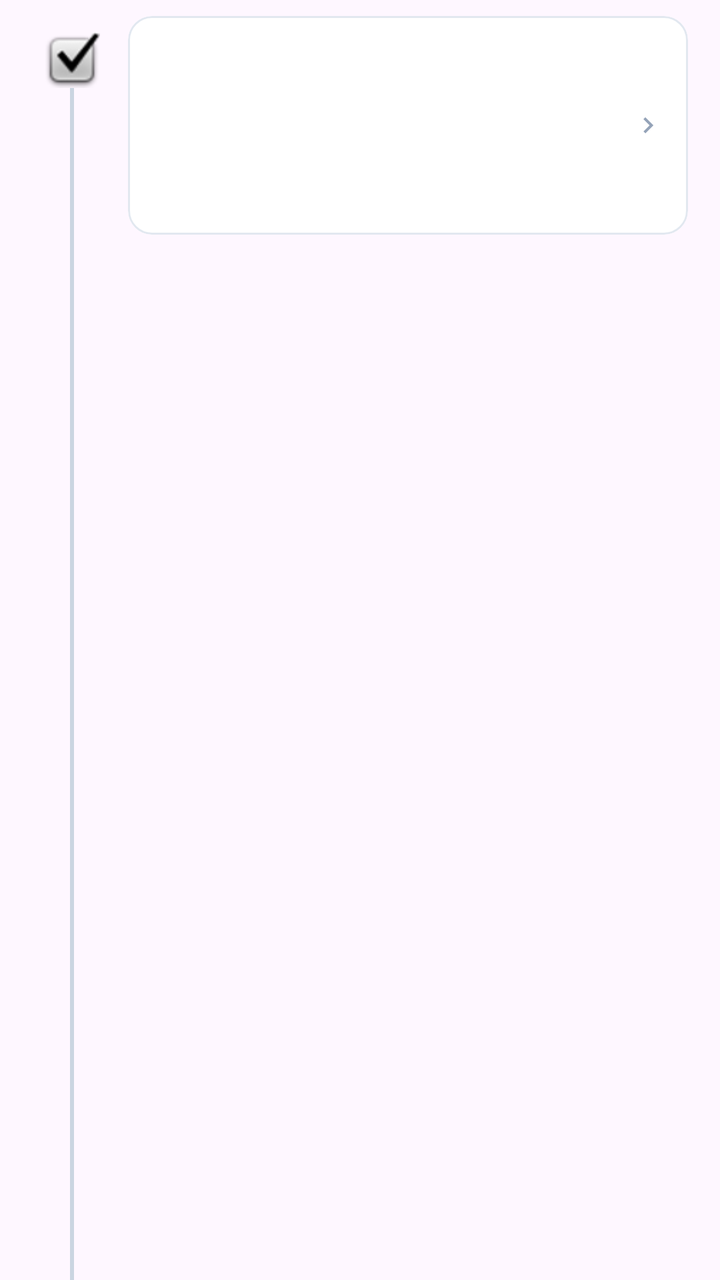
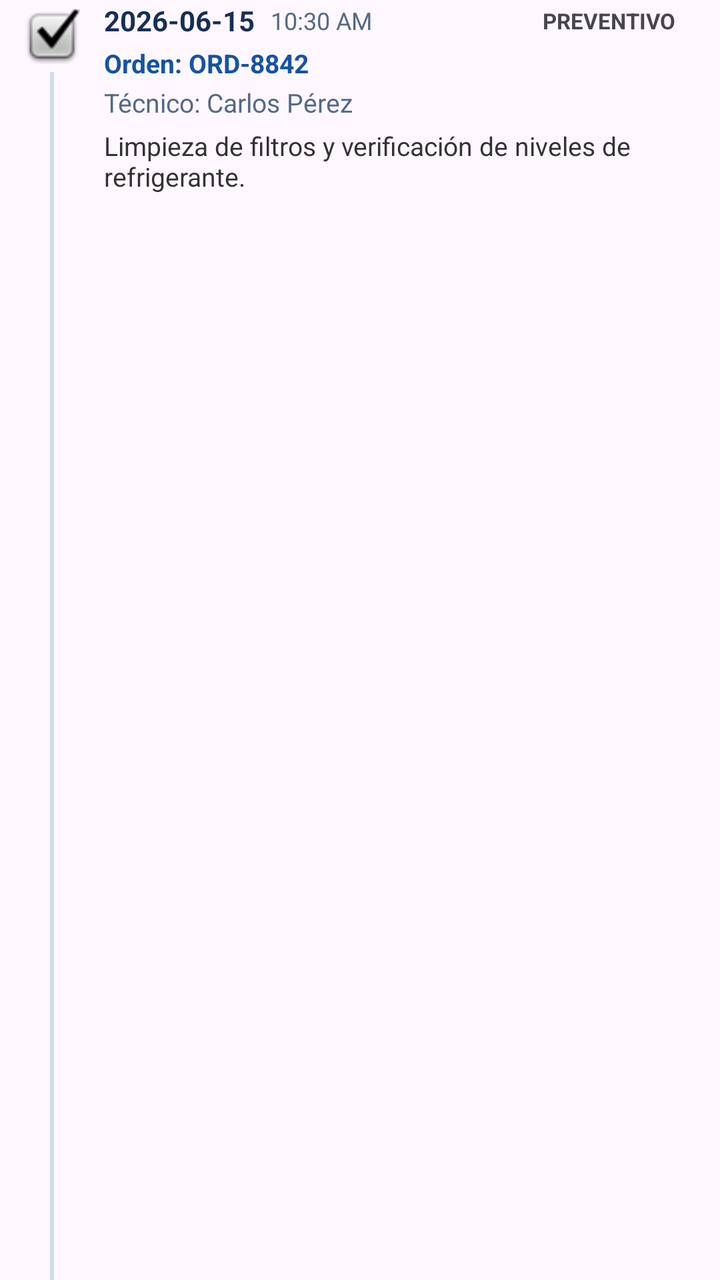

Before-and-after screenshots of an Android layout around one commit, followed by the original layout XML and the change that was made.
<!-- AndroidManifest.xml: application theme Theme.ClimaTrack -->
<!-- res/layout/item_mantenimiento.xml -->
<?xml version="1.0" encoding="utf-8"?>
<LinearLayout xmlns:android="http://schemas.android.com/apk/res/android"
    xmlns:app="http://schemas.android.com/apk/res-auto"
    android:layout_width="match_parent"
    android:layout_height="wrap_content"
    android:orientation="horizontal"
    android:paddingStart="16dp"
    android:paddingEnd="16dp">

    
    <LinearLayout
        android:layout_width="40dp"
        android:layout_height="match_parent"
        android:gravity="center_horizontal"
        android:orientation="vertical">

        <ImageView
            android:id="@+id/ivIconoTipo"
            android:layout_width="28dp"
            android:layout_height="28dp"
            android:layout_marginTop="16dp"
            android:src="@android:drawable/checkbox_on_background" />

        <View
            android:id="@+id/viewLine"
            android:layout_width="2dp"
            android:layout_height="match_parent"
            android:background="#CBD5E1" />
    </LinearLayout>

    
    <com.google.android.material.card.MaterialCardView
        android:layout_width="0dp"
        android:layout_height="wrap_content"
        android:layout_weight="1"
        android:layout_marginStart="8dp"
        android:layout_marginTop="8dp"
        android:layout_marginBottom="8dp"
        app:cardBackgroundColor="@color/white"
        app:cardCornerRadius="12dp"
        app:cardElevation="0dp"
        app:strokeColor="#E2E8F0"
        app:strokeWidth="1dp">

        <RelativeLayout
            android:layout_width="match_parent"
            android:layout_height="wrap_content"
            android:padding="12dp">

            <TextView
                android:id="@+id/tvFecha"
                android:layout_width="wrap_content"
                android:layout_height="wrap_content"
                android:textColor="#1E293B"
                android:textSize="14sp"
                android:textStyle="bold" />

            <TextView
                android:id="@+id/tvHora"
                android:layout_width="wrap_content"
                android:layout_height="wrap_content"
                android:layout_alignParentEnd="true"
                android:textColor="#64748B"
                android:textSize="12sp" />

            <TextView
                android:id="@+id/tvOrden"
                android:layout_width="wrap_content"
                android:layout_height="wrap_content"
                android:layout_below="@id/tvFecha"
                android:layout_marginTop="6dp"
                android:textColor="#1E293B"
                android:textSize="13sp"
                android:textStyle="bold" />

            <TextView
                android:id="@+id/tvTipoBadge"
                android:layout_width="wrap_content"
                android:layout_height="wrap_content"
                android:layout_below="@id/tvFecha"
                android:layout_alignParentEnd="true"
                android:layout_marginTop="4dp"
                android:paddingHorizontal="8dp"
                android:paddingVertical="2dp"
                android:textSize="10sp"
                android:textStyle="bold" />

            <TextView
                android:id="@+id/tvTecnico"
                android:layout_width="wrap_content"
                android:layout_height="wrap_content"
                android:layout_below="@id/tvOrden"
                android:layout_marginTop="4dp"
                android:textColor="#64748B"
                android:textSize="12sp" />

            <TextView
                android:id="@+id/tvDescripcion"
                android:layout_width="wrap_content"
                android:layout_height="wrap_content"
                android:layout_below="@id/tvTecnico"
                android:layout_marginTop="6dp"
                android:textColor="#475569"
                android:textSize="12sp" />

            <ImageView
                android:layout_width="16dp"
                android:layout_height="16dp"
                android:layout_alignParentEnd="true"
                android:layout_centerVertical="true"
                android:src="@drawable/ic_chevron_right"
                app:tint="#94A3B8" />
        </RelativeLayout>
    </com.google.android.material.card.MaterialCardView>
</LinearLayout>
<!-- resources referenced by this layout -->
<resources>
  <color name="white">#FFFFFFFF</color>
  <!-- drawable ic_chevron_right (drawable) -->
  <vector xmlns:android="http://schemas.android.com/apk/res/android"
      android:width="24dp"
      android:height="24dp"
      android:viewportWidth="24"
      android:viewportHeight="24"
      android:tint="?attr/colorControlNormal">
      <path
          android:fillColor="#FF000000"
          android:pathData="M8.59,16.59 L13.17,12 L8.59,7.41 L10,6 L16,12 L10,18 Z" />
  </vector>
  <style name="Theme.ClimaTrack" parent="Base.Theme.ClimaTrack" />
  <style name="Base.Theme.ClimaTrack" parent="Theme.Material3.DayNight.NoActionBar">
          
          <item name="colorPrimary">@color/primary</item>
          <item name="colorOnPrimary">@color/on_primary</item>
          <item name="colorPrimaryContainer">@color/primary_container</item>
          <item name="colorOnPrimaryContainer">@color/on_primary_container</item>
  
          <item name="colorSecondary">@color/secondary</item>
          <item name="colorOnSecondary">@color/on_secondary</item>
          <item name="colorSecondaryContainer">@color/secondary_container</item>
          <item name="colorOnSecondaryContainer">@color/on_secondary_container</item>
  
          <item name="android:navigationBarColor">@android:color/transparent</item>
          <item name="android:statusBarColor">@android:color/transparent</item>
          <item name="android:windowLightStatusBar">true</item>
  
          
          <item name="bottomNavigationStyle">@style/Widget.App.BottomNavigationView</item>
  
          
          <item name="shapeAppearanceSmallComponent">@style/ShapeAppearance.ClimaTrack.Small</item>
          <item name="shapeAppearanceMediumComponent">@style/ShapeAppearance.ClimaTrack.Medium</item>
          <item name="shapeAppearanceLargeComponent">@style/ShapeAppearance.ClimaTrack.Large</item>
      </style>
  <color name="primary">#0047BA</color>
  <color name="on_primary">#FFFFFF</color>
  <color name="primary_container">#D7E2FF</color>
  <color name="on_primary_container">#001B3F</color>
  <color name="secondary">#F8931F</color>
  <color name="on_secondary">#FFFFFF</color>
  <color name="secondary_container">#FFDDBA</color>
  <color name="on_secondary_container">#2B1700</color>
  <style name="Widget.App.BottomNavigationView" parent="Widget.Material3.BottomNavigationView">
          <item name="indicatorColor">#33FFFFFF</item>
          <item name="itemIconTint">@color/bottom_nav_colors_white</item>
          <item name="itemTextColor">@color/bottom_nav_colors_white</item>
          <item name="backgroundTint">#0D47A1</item>
      </style>
  <style name="ShapeAppearance.ClimaTrack.Small" parent="ShapeAppearance.Material3.SmallComponent">
          <item name="cornerSize">8dp</item>
      </style>
  <style name="ShapeAppearance.ClimaTrack.Medium" parent="ShapeAppearance.Material3.MediumComponent">
          <item name="cornerSize">16dp</item>
      </style>
  <style name="ShapeAppearance.ClimaTrack.Large" parent="ShapeAppearance.Material3.LargeComponent">
          <item name="cornerSize">28dp</item>
      </style>
</resources>

<!-- the commit's change to res/layout/item_mantenimiento.xml (unified diff, before → after) -->
@@ -4,12 +4,12 @@
     android:layout_width="match_parent"
     android:layout_height="wrap_content"
     android:orientation="horizontal"
-    android:paddingStart="16dp"
-    android:paddingEnd="16dp">
+    android:paddingStart="12dp"
+    android:paddingEnd="12dp">
 
     
     <LinearLayout
-        android:layout_width="40dp"
+        android:layout_width="wrap_content"
         android:layout_height="match_parent"
         android:gravity="center_horizontal"
         android:orientation="vertical">
@@ -18,40 +18,42 @@
             android:id="@+id/ivIconoTipo"
             android:layout_width="28dp"
             android:layout_height="28dp"
-            android:layout_marginTop="16dp"
+            android:layout_marginTop="4dp"
+            android:contentDescription="Tipo de Servicio"
             android:src="@android:drawable/checkbox_on_background" />
 
+        
         <View
             android:id="@+id/viewLine"
             android:layout_width="2dp"
             android:layout_height="match_parent"
-            android:background="#CBD5E1" />
+            android:layout_marginTop="4dp"
+            android:background="#D0DCEB" />
+
     </LinearLayout>
 
     
-    <com.google.android.material.card.MaterialCardView
+    <LinearLayout
         android:layout_width="0dp"
         android:layout_height="wrap_content"
+        android:layout_marginStart="12dp"
         android:layout_weight="1"
-        android:layout_marginStart="8dp"
-        android:layout_marginTop="8dp"
-        android:layout_marginBottom="8dp"
-        app:cardBackgroundColor="@color/white"
-        app:cardCornerRadius="12dp"
-        app:cardElevation="0dp"
-        app:strokeColor="#E2E8F0"
-        app:strokeWidth="1dp">
+        android:orientation="vertical"
+        android:paddingBottom="16dp">
 
-        <RelativeLayout
+        
+        <LinearLayout
             android:layout_width="match_parent"
             android:layout_height="wrap_content"
-            android:padding="12dp">
+            android:gravity="center_vertical"
+            android:orientation="horizontal">
 
             <TextView
                 android:id="@+id/tvFecha"
                 android:layout_width="wrap_content"
                 android:layout_height="wrap_content"
-                android:textColor="#1E293B"
+                android:text="2026-06-15"
+                android:textColor="#172F55"
                 android:textSize="14sp"
                 android:textStyle="bold" />
 
@@ -59,57 +61,59 @@
                 android:id="@+id/tvHora"
                 android:layout_width="wrap_content"
                 android:layout_height="wrap_content"
-                android:layout_alignParentEnd="true"
-                android:textColor="#64748B"
+                android:layout_marginStart="8dp"
+                android:text="10:30 AM"
+                android:textColor="#536A88"
                 android:textSize="12sp" />
 
-            <TextView
-                android:id="@+id/tvOrden"
-                android:layout_width="wrap_content"
-                android:layout_height="wrap_content"
-                android:layout_below="@id/tvFecha"
-                android:layout_marginTop="6dp"
-                android:textColor="#1E293B"
-                android:textSize="13sp"
-                android:textStyle="bold" />
+            <View
+                android:layout_width="0dp"
+                android:layout_height="0dp"
+                android:layout_weight="1" />
 
             <TextView
                 android:id="@+id/tvTipoBadge"
                 android:layout_width="wrap_content"
                 android:layout_height="wrap_content"
-                android:layout_below="@id/tvFecha"
-                android:layout_alignParentEnd="true"
-                android:layout_marginTop="4dp"
-                android:paddingHorizontal="8dp"
-                android:paddingVertical="2dp"
-                android:textSize="10sp"
+                android:paddingHorizontal="10dp"
+                android:paddingVertical="3dp"
+                android:text="PREVENTIVO"
+                android:textSize="11sp"
                 android:textStyle="bold" />
 
-            <TextView
-                android:id="@+id/tvTecnico"
-                android:layout_width="wrap_content"
-                android:layout_height="wrap_content"
-                android:layout_below="@id/tvOrden"
-                android:layout_marginTop="4dp"
-                android:textColor="#64748B"
-                android:textSize="12sp" />
+        </LinearLayout>
 
-            <TextView
-                android:id="@+id/tvDescripcion"
-                android:layout_width="wrap_content"
-                android:layout_height="wrap_content"
-                android:layout_below="@id/tvTecnico"
-                android:layout_marginTop="6dp"
-                android:textColor="#475569"
-                android:textSize="12sp" />
+        
+        <TextView
+            android:id="@+id/tvOrden"
+            android:layout_width="wrap_content"
+            android:layout_height="wrap_content"
+            android:layout_marginTop="2dp"
+            android:text="Orden: ORD-8842"
+            android:textColor="#1553A5"
+            android:textSize="13sp"
+            android:textStyle="bold" />
 
-            <ImageView
-                android:layout_width="16dp"
-                android:layout_height="16dp"
-                android:layout_alignParentEnd="true"
-                android:layout_centerVertical="true"
-                android:src="@drawable/ic_chevron_right"
-                app:tint="#94A3B8" />
-        </RelativeLayout>
-    </com.google.android.material.card.MaterialCardView>
+        
+        <TextView
+            android:id="@+id/tvTecnico"
+            android:layout_width="wrap_content"
+            android:layout_height="wrap_content"
+            android:layout_marginTop="2dp"
+            android:text="Técnico: Carlos Pérez"
+            android:textColor="#536A88"
+            android:textSize="13sp" />
+
+        
+        <TextView
+            android:id="@+id/tvDescripcion"
+            android:layout_width="wrap_content"
+            android:layout_height="wrap_content"
+            android:layout_marginTop="4dp"
+            android:text="Limpieza de filtros y verificación de niveles de refrigerante."
+            android:textColor="#333333"
+            android:textSize="13sp" />
+
+    </LinearLayout>
+
 </LinearLayout>
<!-- resource entries referenced after the edit -->
@@ -1,17 +1,5 @@
 <!-- resources referenced by this layout -->
 <resources>
-  <color name="white">#FFFFFFFF</color>
-  <!-- drawable ic_chevron_right (drawable) -->
-  <vector xmlns:android="http://schemas.android.com/apk/res/android"
-      android:width="24dp"
-      android:height="24dp"
-      android:viewportWidth="24"
-      android:viewportHeight="24"
-      android:tint="?attr/colorControlNormal">
-      <path
-          android:fillColor="#FF000000"
-          android:pathData="M8.59,16.59 L13.17,12 L8.59,7.41 L10,6 L16,12 L10,18 Z" />
-  </vector>
   <style name="Theme.ClimaTrack" parent="Base.Theme.ClimaTrack" />
   <style name="Base.Theme.ClimaTrack" parent="Theme.Material3.DayNight.NoActionBar">
           
